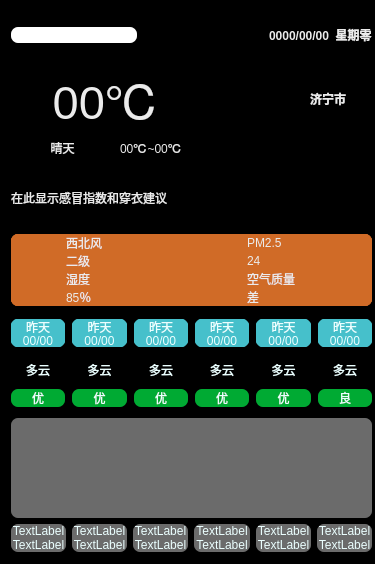
First picture: the form in Weather_Forecast/widget.ui, repository YRDF/Qt_Daily_Test, before the edit.
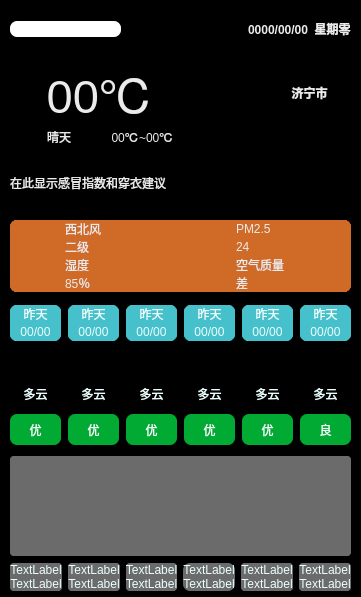
Second picture: the form after the edit. Icons and pictures are not drawn.

Commit message: 完成界面

Diff of the .ui file:
```diff
--- a/Weather_Forecast/widget.ui
+++ b/Weather_Forecast/widget.ui
@@ -6,8 +6,8 @@
    <rect>
     <x>0</x>
     <y>0</y>
-    <width>375</width>
-    <height>564</height>
+    <width>361</width>
+    <height>597</height>
    </rect>
   </property>
   <property name="windowTitle">
@@ -17,27 +17,18 @@
    <string notr="true">    color:rgb(235, 235, 235);
 	background-color:rgb(0, 0, 0);</string>
   </property>
-  <widget class="QWidget" name="widget" native="true">
+  <widget class="QWidget" name="layoutWidget">
    <property name="geometry">
     <rect>
-     <x>11</x>
-     <y>11</y>
-     <width>361</width>
-     <height>541</height>
+     <x>10</x>
+     <y>0</y>
+     <width>341</width>
+     <height>591</height>
     </rect>
    </property>
-   <layout class="QVBoxLayout" name="verticalLayout" stretch="1,2,3,0,0,0">
-    <property name="leftMargin">
-     <number>0</number>
-    </property>
+   <layout class="QVBoxLayout" name="verticalLayout_28" stretch="1,1,3,3,2">
     <property name="topMargin">
-     <number>0</number>
-    </property>
-    <property name="rightMargin">
-     <number>0</number>
-    </property>
-    <property name="bottomMargin">
-     <number>0</number>
+     <number>5</number>
     </property>
     <item>
      <widget class="QWidget" name="widget_1" native="true">
@@ -1146,8 +1137,8 @@
                 </property>
                 <property name="maximumSize">
                  <size>
-                  <width>16777215</width>
-                  <height>16777215</height>
+                  <width>55</width>
+                  <height>55</height>
                  </size>
                 </property>
                 <property name="styleSheet">
@@ -1173,6 +1164,12 @@
               </item>
               <item>
                <widget class="QLabel" name="label_25">
+                <property name="maximumSize">
+                 <size>
+                  <width>55</width>
+                  <height>55</height>
+                 </size>
+                </property>
                 <property name="styleSheet">
                  <string notr="true">    color:rgb(235, 255, 255);
     background-color:rgb(0,0,0);
@@ -1205,8 +1202,8 @@
                 </property>
                 <property name="maximumSize">
                  <size>
-                  <width>16777215</width>
-                  <height>16777215</height>
+                  <width>55</width>
+                  <height>55</height>
                  </size>
                 </property>
                 <property name="styleSheet">
@@ -1232,6 +1229,12 @@
               </item>
               <item>
                <widget class="QLabel" name="label_26">
+                <property name="maximumSize">
+                 <size>
+                  <width>55</width>
+                  <height>55</height>
+                 </size>
+                </property>
                 <property name="styleSheet">
                  <string notr="true">    color:rgb(235, 255, 255);
     background-color:rgb(0,0,0);
@@ -1264,8 +1267,8 @@
                 </property>
                 <property name="maximumSize">
                  <size>
-                  <width>16777215</width>
-                  <height>16777215</height>
+                  <width>55</width>
+                  <height>55</height>
                  </size>
                 </property>
                 <property name="styleSheet">
@@ -1291,6 +1294,12 @@
               </item>
               <item>
                <widget class="QLabel" name="label_28">
+                <property name="maximumSize">
+                 <size>
+                  <width>55</width>
+                  <height>55</height>
+                 </size>
+                </property>
                 <property name="styleSheet">
                  <string notr="true">    color:rgb(235, 255, 255);
     background-color:rgb(0,0,0);
@@ -1323,8 +1332,8 @@
                 </property>
                 <property name="maximumSize">
                  <size>
-                  <width>16777215</width>
-                  <height>16777215</height>
+                  <width>55</width>
+                  <height>55</height>
                  </size>
                 </property>
                 <property name="styleSheet">
@@ -1350,6 +1359,12 @@
               </item>
               <item>
                <widget class="QLabel" name="label_30">
+                <property name="maximumSize">
+                 <size>
+                  <width>55</width>
+                  <height>55</height>
+                 </size>
+                </property>
                 <property name="styleSheet">
                  <string notr="true">    color:rgb(235, 255, 255);
     background-color:rgb(0,0,0);
@@ -1382,8 +1397,8 @@
                 </property>
                 <property name="maximumSize">
                  <size>
-                  <width>16777215</width>
-                  <height>16777215</height>
+                  <width>55</width>
+                  <height>55</height>
                  </size>
                 </property>
                 <property name="styleSheet">
@@ -1409,6 +1424,12 @@
               </item>
               <item>
                <widget class="QLabel" name="label_32">
+                <property name="maximumSize">
+                 <size>
+                  <width>55</width>
+                  <height>55</height>
+                 </size>
+                </property>
                 <property name="styleSheet">
                  <string notr="true">    color:rgb(235, 255, 255);
     background-color:rgb(0,0,0);
@@ -1441,8 +1462,8 @@
                 </property>
                 <property name="maximumSize">
                  <size>
-                  <width>16777215</width>
-                  <height>16777215</height>
+                  <width>55</width>
+                  <height>55</height>
                  </size>
                 </property>
                 <property name="styleSheet">
@@ -1468,6 +1489,12 @@
               </item>
               <item>
                <widget class="QLabel" name="label_34">
+                <property name="maximumSize">
+                 <size>
+                  <width>55</width>
+                  <height>55</height>
+                 </size>
+                </property>
                 <property name="styleSheet">
                  <string notr="true">    color:rgb(235, 255, 255);
     background-color:rgb(0,0,0);
@@ -1605,25 +1632,25 @@
      </widget>
     </item>
     <item>
-     <widget class="QWidget" name="widget_8" native="true">
-      <layout class="QVBoxLayout" name="verticalLayout_28">
-       <property name="spacing">
-        <number>0</number>
-       </property>
-       <property name="leftMargin">
-        <number>0</number>
-       </property>
-       <property name="topMargin">
-        <number>0</number>
-       </property>
-       <property name="rightMargin">
-        <number>0</number>
-       </property>
-       <property name="bottomMargin">
-        <number>0</number>
-       </property>
-       <item>
         <widget class="QWidget" name="widget_5" native="true">
+      <layout class="QVBoxLayout" name="verticalLayout">
+       <property name="spacing">
+        <number>0</number>
+       </property>
+       <property name="leftMargin">
+        <number>0</number>
+       </property>
+       <property name="topMargin">
+        <number>0</number>
+       </property>
+       <property name="rightMargin">
+        <number>0</number>
+       </property>
+       <property name="bottomMargin">
+        <number>0</number>
+       </property>
+       <item>
+        <widget class="QWidget" name="widget_5_1" native="true">
          <property name="minimumSize">
           <size>
            <width>0</width>
@@ -1635,12 +1662,13 @@
   	border-radius:7px;
     border-bottom-left-radius:0px;
     border-bottom-right-radius:0px;
+	margin: -1px;
 </string>
          </property>
         </widget>
        </item>
        <item>
-        <widget class="QWidget" name="widget_6" native="true">
+        <widget class="QWidget" name="widget_5_2" native="true">
          <property name="minimumSize">
           <size>
            <width>0</width>
@@ -1651,15 +1679,13 @@
           <string notr="true">    background-color:rgb(107,107,107);
 	border-radius:7px;
 	border-top-left-radius:0px;
-    border-top-right-radius:0px;</string>
+    border-top-right-radius:0px;
+	margin: -1px;</string>
          </property>
         </widget>
        </item>
-      </layout>
-     </widget>
-    </item>
     <item>
-     <widget class="QWidget" name="widget_9" native="true">
+        <widget class="QWidget" name="widget_5_3" native="true">
       <property name="styleSheet">
        <string notr="true">	background-color:rgb(0, 0, 0);  	
 	border-radius:7px;</string>
@@ -1703,6 +1729,9 @@
             <property name="spacing">
              <number>0</number>
             </property>
+               <property name="topMargin">
+                <number>7</number>
+               </property>
             <item>
              <widget class="QLabel" name="label_7">
               <property name="styleSheet">
@@ -1710,7 +1739,8 @@
     background-color:rgb(107,107,107);
     border-radius:7px;
     border-bottom-left-radius:0px;
-    border-bottom-right-radius:0px;</string>
+    border-bottom-right-radius:0px;
+	margin: -1px;</string>
               </property>
               <property name="text">
                <string>TextLabel</string>
@@ -1727,7 +1757,8 @@
     background-color:rgb(107,107,107);
     border-radius:7px;
     border-top-left-radius:0px;
-    border-top-right-radius:0px;</string>
+    border-top-right-radius:0px;
+	margin: -1px;</string>
               </property>
               <property name="text">
                <string>TextLabel</string>
@@ -1744,6 +1775,9 @@
             <property name="spacing">
              <number>0</number>
             </property>
+               <property name="topMargin">
+                <number>7</number>
+               </property>
             <item>
              <widget class="QLabel" name="label_37">
               <property name="styleSheet">
@@ -1751,7 +1785,8 @@
     background-color:rgb(107,107,107);
     border-radius:7px;
     border-bottom-left-radius:0px;
-    border-bottom-right-radius:0px;</string>
+    border-bottom-right-radius:0px;
+	margin: -1px;</string>
               </property>
               <property name="text">
                <string>TextLabel</string>
@@ -1768,7 +1803,8 @@
     background-color:rgb(107,107,107);
     border-radius:7px;
     border-top-left-radius:0px;
-    border-top-right-radius:0px;</string>
+    border-top-right-radius:0px;
+	margin: -1px;</string>
               </property>
               <property name="text">
                <string>TextLabel</string>
@@ -1785,6 +1821,9 @@
             <property name="spacing">
              <number>0</number>
             </property>
+               <property name="topMargin">
+                <number>7</number>
+               </property>
             <item>
              <widget class="QLabel" name="label_39">
               <property name="styleSheet">
@@ -1792,7 +1831,8 @@
     background-color:rgb(107,107,107);
     border-radius:7px;
     border-bottom-left-radius:0px;
-    border-bottom-right-radius:0px;</string>
+    border-bottom-right-radius:0px;
+	margin: -1px;</string>
               </property>
               <property name="text">
                <string>TextLabel</string>
@@ -1809,7 +1849,8 @@
     background-color:rgb(107,107,107);
     border-radius:7px;
     border-top-left-radius:0px;
-    border-top-right-radius:0px;</string>
+    border-top-right-radius:0px;
+	margin: -1px;</string>
               </property>
               <property name="text">
                <string>TextLabel</string>
@@ -1826,6 +1867,9 @@
             <property name="spacing">
              <number>0</number>
             </property>
+               <property name="topMargin">
+                <number>7</number>
+               </property>
             <item>
              <widget class="QLabel" name="label_41">
               <property name="styleSheet">
@@ -1867,6 +1911,9 @@
             <property name="spacing">
              <number>0</number>
             </property>
+               <property name="topMargin">
+                <number>7</number>
+               </property>
             <item>
              <widget class="QLabel" name="label_43">
               <property name="styleSheet">
@@ -1874,7 +1921,8 @@
     background-color:rgb(107,107,107);
     border-radius:7px;
     border-bottom-left-radius:0px;
-    border-bottom-right-radius:0px;</string>
+    border-bottom-right-radius:0px;
+	margin: -1px;</string>
               </property>
               <property name="text">
                <string>TextLabel</string>
@@ -1891,7 +1939,8 @@
     background-color:rgb(107,107,107);
     border-radius:7px;
     border-top-left-radius:0px;
-    border-top-right-radius:0px;</string>
+    border-top-right-radius:0px;
+	margin: -1px;</string>
               </property>
               <property name="text">
                <string>TextLabel</string>
@@ -1908,6 +1957,9 @@
             <property name="spacing">
              <number>0</number>
             </property>
+               <property name="topMargin">
+                <number>7</number>
+               </property>
             <item>
              <widget class="QLabel" name="label_45">
               <property name="styleSheet">
@@ -1915,7 +1967,8 @@
     background-color:rgb(107,107,107);
     border-radius:7px;
     border-bottom-left-radius:0px;
-    border-bottom-right-radius:0px;</string>
+    border-bottom-right-radius:0px;
+	margin: -1px;</string>
               </property>
               <property name="text">
                <string>TextLabel</string>
@@ -1932,7 +1985,8 @@
     background-color:rgb(107,107,107);
     border-radius:7px;
     border-top-left-radius:0px;
-    border-top-right-radius:0px;</string>
+    border-top-right-radius:0px;
+	margin: -1px;</string>
               </property>
               <property name="text">
                <string>TextLabel</string>
@@ -1943,6 +1997,9 @@
              </widget>
             </item>
            </layout>
+             </item>
+            </layout>
+           </widget>
           </item>
          </layout>
         </widget>
```
Lines whose indentation alone changed are shown as unchanged. The commit also changes 2 other files.
